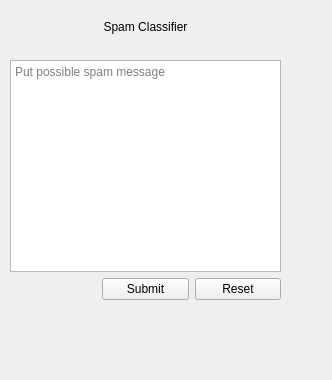
J-M-Bell/SpamClassifier, file Desktop/Views/spam_classifier_view.ui: the form before one commit.
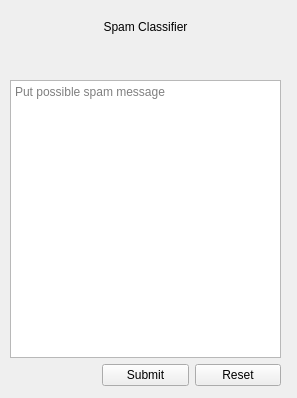
The form after the commit. Icons and pictures are not drawn.

Commit message: Views (Dsktop) - updated classifier view with new images

```diff
--- a/Desktop/Views/spam_classifier_view.ui
+++ b/Desktop/Views/spam_classifier_view.ui
@@ -6,8 +6,8 @@
    <rect>
     <x>0</x>
     <y>0</y>
-    <width>332</width>
-    <height>380</height>
+    <width>297</width>
+    <height>398</height>
    </rect>
   </property>
   <property name="windowTitle">
@@ -19,7 +19,7 @@
      <x>10</x>
      <y>20</y>
      <width>271</width>
-     <height>280</height>
+     <height>366</height>
     </rect>
    </property>
    <layout class="QGridLayout" name="gridLayout">
@@ -61,19 +61,13 @@
     <item row="1" column="0">
      <layout class="QHBoxLayout" name="horizontalLayout_2">
       <item>
-       <widget class="QLabel" name="label">
+       <widget class="QLabel" name="logo">
         <property name="maximumSize">
          <size>
           <width>100</width>
           <height>100</height>
          </size>
         </property>
-        <property name="accessibleName">
-         <string>0</string>
-        </property>
-        <property name="lineWidth">
-         <number>0</number>
-        </property>
         <property name="text">
          <string/>
         </property>
@@ -100,6 +94,29 @@
       </property>
      </widget>
     </item>
+    <item row="2" column="0">
+     <layout class="QHBoxLayout" name="horizontalLayout_3">
+      <item>
+       <widget class="QLabel" name="label">
+        <property name="maximumSize">
+         <size>
+          <width>100</width>
+          <height>100</height>
+         </size>
+        </property>
+        <property name="text">
+         <string/>
+        </property>
+        <property name="pixmap">
+         <pixmap resource="../resources.qrc">:/resources/Images/detective2.png</pixmap>
+        </property>
+        <property name="scaledContents">
+         <bool>true</bool>
+        </property>
+       </widget>
+      </item>
+     </layout>
+    </item>
    </layout>
   </widget>
  </widget>
```
Left out of the diff: 4 changed lines with no effect on the pictures. The commit also changes 1 other file.
